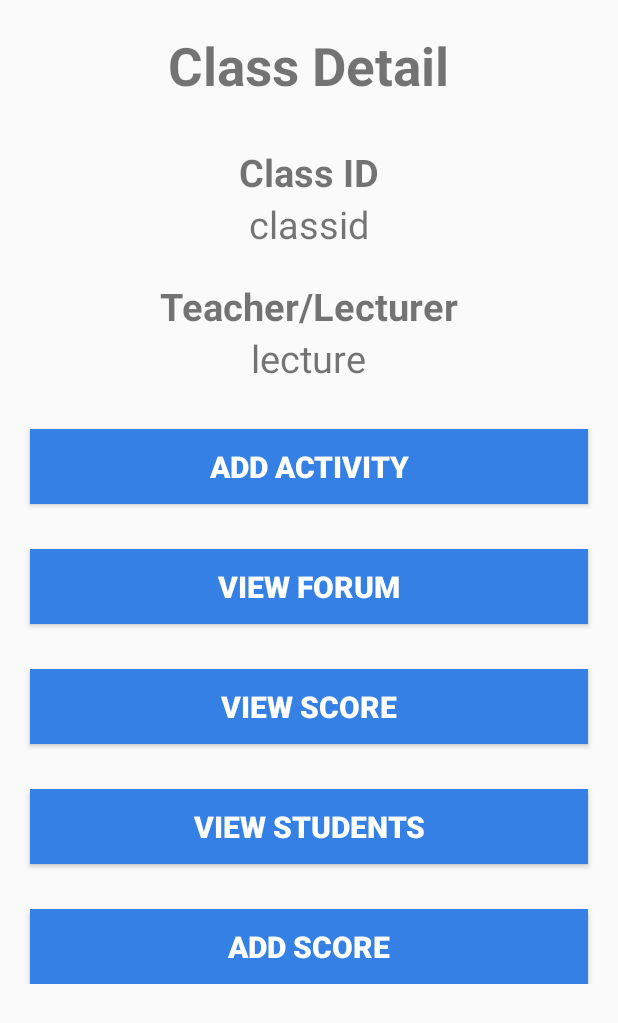
After one commit to Nicholaskrs/BackToSchool, an Android app: the ClassDetailActivity screen opened directly, with no data from a screen before it, on a phone screen of 412 x 824 dp. The commit adds this screen. Shown: the top 1023 px of the screen. Run offline under Robolectric (Android 15) with nearby library versions, the phone set to English and light mode, and no system bars; our stand-ins replace Firebase (no records; nobody signed in at launch, a user with empty details on screens opened directly); Roboto replaces fonts that are not available here.

Commit message:
Class Detail half done

```diff
--- /dev/null
+++ b/app/src/main/java/com/example/nicholas/backtoschool/ClassDetailActivity.java
@@ -0,0 +1,66 @@
+package com.example.nicholas.backtoschool;
+
+import android.app.Activity;
+import android.os.Bundle;
+import android.widget.Button;
+import android.widget.EditText;
+import android.widget.TextView;
+
+import com.example.nicholas.backtoschool.FirebaseHelper.ClassFirebaseHelper;
+import com.example.nicholas.backtoschool.Model.ClassRoom;
+import com.google.firebase.auth.FirebaseAuth;
+import com.google.firebase.database.DataSnapshot;
+import com.google.firebase.database.DatabaseError;
+import com.google.firebase.database.DatabaseReference;
+import com.google.firebase.database.FirebaseDatabase;
+import com.google.firebase.database.ValueEventListener;
+
+public class ClassDetailActivity extends Activity {
+
+    TextView classTitle, classId, lecturer;
+    Button activity, forum, viewScore, students, addScore;
+    ClassFirebaseHelper cfh;
+    FirebaseDatabase fd;
+    DatabaseReference dbClass;
+    FirebaseAuth fba;
+
+    @Override
+    protected void onCreate(Bundle savedInstanceState) {
+        super.onCreate(savedInstanceState);
+        setContentView(R.layout.activity_class_detail);
+
+        fd = FirebaseDatabase.getInstance();
+        dbClass = fd.getReference().child("Class");
+        cfh = new ClassFirebaseHelper(dbClass);
+        fba = FirebaseAuth.getInstance();
+
+        classTitle = (TextView) findViewById(R.id.classTitleLbl);
+        classId = (TextView) findViewById(R.id.classidtxt);
+        lecturer = (TextView) findViewById(R.id.lecturetxt);
+        activity = (Button) findViewById(R.id.addActivity);
+        forum = (Button) findViewById(R.id.viewForum);
+        viewScore = (Button) findViewById(R.id.viewScore);
+        students = (Button) findViewById(R.id.viewStudents);
+        addScore = (Button) findViewById(R.id.addScore);
+
+        dbClass.addValueEventListener(new ValueEventListener() {
+            @Override
+            public void onDataChange(DataSnapshot dataSnapshot) {
+                for(DataSnapshot snapshot : dataSnapshot.getChildren()){
+                    ClassRoom cr = snapshot.getValue(ClassRoom.class);
+
+                    if(cr.getClassRoomID().equals("")){
+
+                    }
+                }
+            }
+
+            @Override
+            public void onCancelled(DatabaseError databaseError) {
+
+            }
+        });
+
+
+    }
+}
--- a/app/src/main/java/com/example/nicholas/backtoschool/MenuActivity.java
+++ b/app/src/main/java/com/example/nicholas/backtoschool/MenuActivity.java
@@ -36,6 +36,7 @@ public class MenuActivity extends AppCompatActivity
     FirebaseAuth mfauth;
     TabLayout tabLayout;
     ViewPager viewPager;
+
     @Override
     protected void onCreate(Bundle savedInstanceState) {
         super.onCreate(savedInstanceState);
@@ -158,16 +159,20 @@ public class MenuActivity extends AppCompatActivity
             AddClassFragmentDialog afd = new AddClassFragmentDialog();
             afd.show(fm, "Add Class");
         }
-        else if (id == R.id.nav_slideshow) {
+        else if (id == R.id.nav_makeClass) {
             android.app.FragmentManager fm = getFragmentManager();
             MakeClassFragmentDialog afd = new MakeClassFragmentDialog();
             afd.show(fm, "Make Class");
-        } else if (id == R.id.nav_manage) {
-
-        } else if (id == R.id.nav_share) {
-
-        } else if (id == R.id.nav_send) {
-
+        }
+        else if (id == R.id.nav_logout) {
+            Intent intent = new Intent(MenuActivity.this, Login.class);
+            intent.addFlags(Intent.FLAG_ACTIVITY_CLEAR_TOP);
+            finish();
+            intent.addFlags(Intent.FLAG_ACTIVITY_NO_HISTORY);
+            intent.addFlags(Intent.FLAG_ACTIVITY_SINGLE_TOP);
+            intent.addFlags(Intent.FLAG_ACTIVITY_NEW_TASK);
+            intent.addFlags(Intent.FLAG_ACTIVITY_CLEAR_TASK);
+            startActivity(intent);
         }
 
         DrawerLayout drawer = (DrawerLayout) findViewById(R.id.drawer_layout);
--- a/app/src/main/java/com/example/nicholas/backtoschool/Model/User.java
+++ b/app/src/main/java/com/example/nicholas/backtoschool/Model/User.java
@@ -1,12 +1,7 @@
 package com.example.nicholas.backtoschool.Model;
 
-import android.support.annotation.NonNull;
-
 import java.util.ArrayList;
-import java.util.Collection;
-import java.util.Iterator;
 import java.util.List;
-import java.util.ListIterator;
 
 /**
  * Created by Nicholas on 12/3/2016.
@@ -15,7 +10,7 @@ public class User {
 
     private String name,username,school,educationalLevel,gender,studentNumber;
     private int age;
-    private List<ClassReminder> schedule;
+    private List<ClassReminder> schedule = new ArrayList<>();
     private List<ClassRoom> classRooms = new ArrayList<>();
 
     public void addclassroom(ClassRoom classroom){
@@ -83,6 +78,8 @@ public class User {
     }
 
 
+
+
     public String getUsername() {
 
         return username;
--- /dev/null
+++ b/app/src/main/res/layout/activity_class_detail.xml
@@ -0,0 +1,134 @@
+<ScrollView xmlns:android="http://schemas.android.com/apk/res/android"
+    xmlns:app="http://schemas.android.com/apk/res-auto"
+    xmlns:tools="http://schemas.android.com/tools"
+    android:layout_height="match_parent"
+    android:layout_width="match_parent">
+
+    <LinearLayout
+        android:orientation="vertical" android:layout_width="match_parent"
+        android:layout_height="match_parent">
+
+        <TextView
+            android:layout_width="wrap_content"
+            android:layout_height="wrap_content"
+            android:text="Class Detail"
+            android:id="@+id/classTitleLbl"
+            android:layout_gravity="center_horizontal"
+            android:layout_marginTop="20dp"
+            android:textStyle="bold"
+            android:textSize="35dp" />
+
+        <TextView
+            android:layout_width="wrap_content"
+            android:layout_height="wrap_content"
+            android:text="Class ID"
+            android:id="@+id/classIdLbl"
+            android:textSize="25dp"
+            android:layout_marginTop="30dp"
+            android:textStyle="bold"
+            android:textAlignment="center"
+            android:layout_gravity="center_horizontal" />
+
+        <TextView
+            android:layout_width="wrap_content"
+            android:layout_height="wrap_content"
+            android:text="classid"
+            android:id="@+id/classidtxt"
+            android:layout_gravity="center_horizontal"
+            android:textSize="25dp"
+            android:layout_marginBottom="20dp" />
+
+        <TextView
+            android:layout_width="wrap_content"
+            android:layout_height="wrap_content"
+            android:text="Teacher/Lecturer"
+            android:id="@+id/teacherlbl"
+            android:layout_gravity="center_horizontal"
+            android:textStyle="bold"
+            android:textSize="25dp" />
+
+        <TextView
+            android:layout_width="wrap_content"
+            android:layout_height="wrap_content"
+            android:text="lecture"
+            android:id="@+id/lecturetxt"
+            android:layout_gravity="center_horizontal"
+            android:textSize="25dp" />
+
+        <Button
+            android:id="@+id/addActivity"
+            android:text="Add Activity"
+            android:layout_width="match_parent"
+            android:layout_height="wrap_content"
+            android:textSize="20dp"
+            android:textColor="#fff"
+            android:layout_marginLeft="20dp"
+            android:layout_marginRight="20dp"
+            android:layout_marginTop="30dp"
+            android:textStyle="bold"
+            android:background="#3480e4"
+            android:height="50dp"
+            style="@style/Base.TextAppearance.AppCompat.Button" />
+
+        <Button
+            android:id="@+id/viewForum"
+            android:text="View Forum"
+            android:layout_width="match_parent"
+            android:layout_height="wrap_content"
+            android:textSize="20dp"
+            android:textColor="#fff"
+            android:layout_marginLeft="20dp"
+            android:layout_marginRight="20dp"
+            android:layout_marginTop="30dp"
+            android:textStyle="bold"
+            android:background="#3480e4"
+            android:height="50dp"
+            style="@style/Base.TextAppearance.AppCompat.Button" />
+
+        <Button
+            android:id="@+id/viewScore"
+            android:text="View Score"
+            android:layout_width="match_parent"
+            android:layout_height="wrap_content"
+            android:textSize="20dp"
+            android:textColor="#fff"
+            android:layout_marginLeft="20dp"
+            android:layout_marginRight="20dp"
+            android:layout_marginTop="30dp"
+            android:textStyle="bold"
+            android:background="#3480e4"
+            android:height="50dp"
+            style="@style/Base.TextAppearance.AppCompat.Button" />
+
+        <Button
+            android:id="@+id/viewStudents"
+            android:text="View Students"
+            android:layout_width="match_parent"
+            android:layout_height="wrap_content"
+            android:textSize="20dp"
+            android:textColor="#fff"
+            android:layout_marginLeft="20dp"
+            android:layout_marginRight="20dp"
+            android:layout_marginTop="30dp"
+            android:textStyle="bold"
+            android:background="#3480e4"
+            android:height="50dp"
+            style="@style/Base.TextAppearance.AppCompat.Button" />
+
+        <Button
+            android:id="@+id/addScore"
+            android:text="Add Score"
+            android:layout_width="match_parent"
+            android:layout_height="wrap_content"
+            android:textSize="20dp"
+            android:textColor="#fff"
+            android:layout_marginLeft="20dp"
+            android:layout_marginRight="20dp"
+            android:layout_marginTop="30dp"
+            android:textStyle="bold"
+            android:background="#3480e4"
+            android:height="50dp"
+            style="@style/Base.TextAppearance.AppCompat.Button" />
+
+    </LinearLayout>
+</ScrollView>
--- a/app/src/main/res/layout/activity_register.xml
+++ b/app/src/main/res/layout/activity_register.xml
@@ -157,7 +157,8 @@
                 android:textColor="#ffffff"
                 android:textStyle="bold"
                 android:layout_marginLeft="20dp"
-                android:layout_marginRight="20dp" />
+                android:layout_marginRight="20dp"
+                style="@style/Theme.AppCompat.Light" />
 
             <RadioButton
                 android:id="@+id/rbFemale"
@@ -167,12 +168,19 @@
                 android:text="Female"
                 android:textColor="#ffffff"
                 android:textStyle="bold"
-                android:layout_marginRight="20dp" />
+                android:layout_marginRight="20dp"
+                style="@style/Theme.AppCompat.Light" />
         </RadioGroup>
         <TextView
             android:layout_width="wrap_content"
             android:layout_height="wrap_content"
-            android:text="Educational Level" />
+            android:text="Educational Level"
+            android:layout_marginLeft="20dp"
+            android:layout_marginRight="20dp"
+            android:textColor="#fefefe"
+            android:textStyle="bold"
+            android:layout_marginTop="20dp"
+            android:layout_marginBottom="20dp" />
         <Spinner
             android:id="@+id/cmbLevel"
             android:layout_width="match_parent"
@@ -181,7 +189,8 @@
             android:layout_marginLeft="20dp"
             android:layout_marginRight="20dp"
             android:layout_marginBottom="20dp"
-            android:layout_marginTop="10dp" />
+            android:layout_marginTop="10dp"
+            style="@style/Base.Theme.AppCompat.Light" />
 
         <Button
             android:id="@+id/btnRegister"
--- a/app/src/main/res/menu/activity_menu_drawer.xml
+++ b/app/src/main/res/menu/activity_menu_drawer.xml
@@ -9,25 +9,15 @@
             android:id="@+id/nav_addClass"
             android:title="Add Class" />
         <item
-            android:id="@+id/nav_slideshow"
-            android:icon="@drawable/ic_menu_slideshow"
-            android:title="Slideshow" />
-        <item
-            android:id="@+id/nav_manage"
-            android:icon="@drawable/ic_menu_manage"
-            android:title="Tools" />
+            android:id="@+id/nav_makeClass"
+            android:title="Make Class" />
     </group>
 
-    <item android:title="Communicate">
+    <item android:title="Auth">
         <menu>
             <item
-                android:id="@+id/nav_share"
-                android:icon="@drawable/ic_menu_share"
-                android:title="Share" />
-            <item
-                android:id="@+id/nav_send"
-                android:icon="@drawable/ic_menu_send"
-                android:title="Send" />
+                android:id="@+id/nav_logout"
+                android:title="Log Out" />
         </menu>
     </item>
 
```
Also changed, not shown: app/src/main/AndroidManifest.xml (+8 -5 lines).
